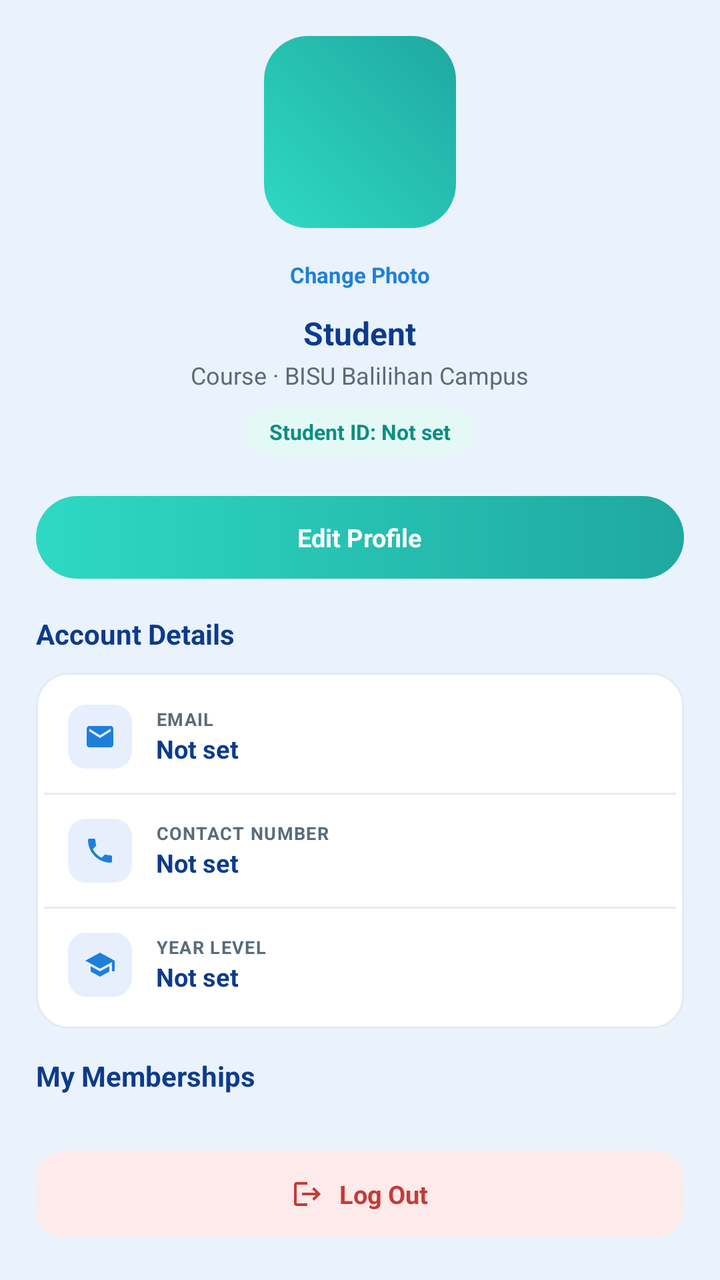
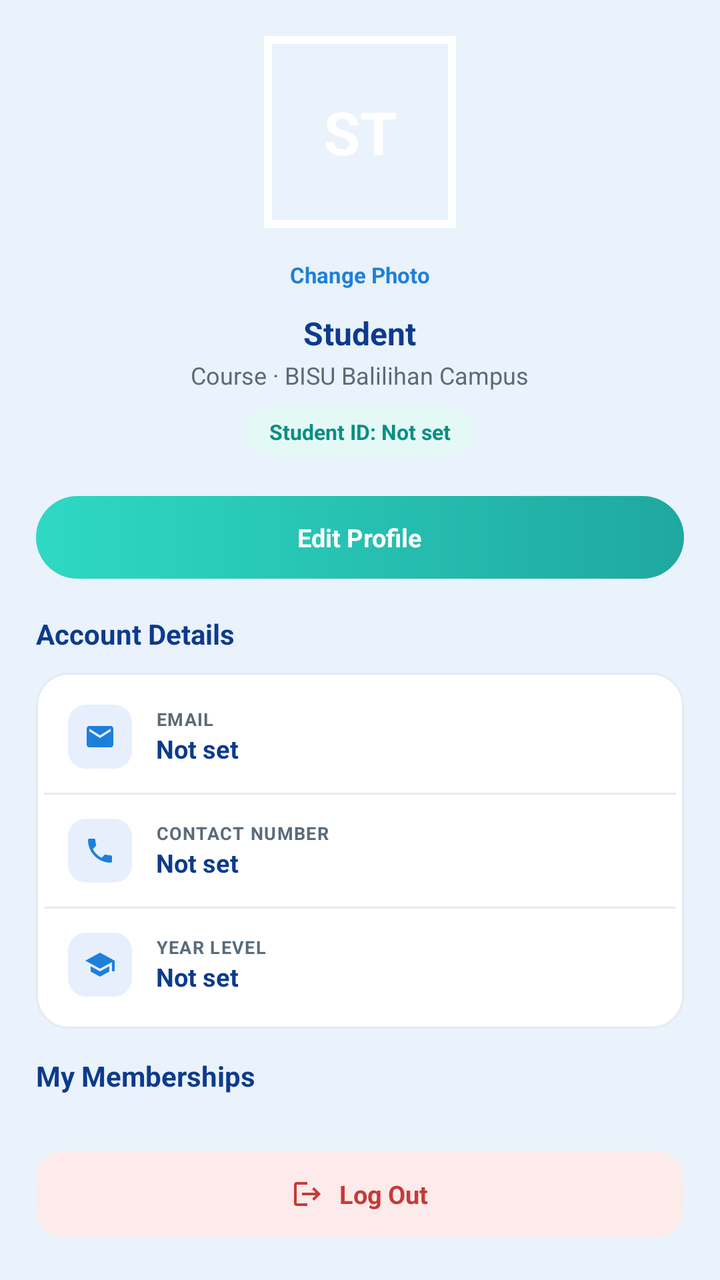

An Android layout rendered at two revisions. The XML below is the earlier revision; the diff shows what the commit changed to produce the second picture.
<!-- AndroidManifest.xml: application theme Theme.KAYARA -->
<!-- res/layout/fragment_profile.xml -->
<?xml version="1.0" encoding="utf-8"?>
<androidx.core.widget.NestedScrollView
    xmlns:android="http://schemas.android.com/apk/res/android"
    xmlns:app="http://schemas.android.com/apk/res-auto"
    android:layout_width="match_parent"
    android:layout_height="match_parent"
    android:background="@color/bg_light">

    <LinearLayout
        android:layout_width="match_parent"
        android:layout_height="wrap_content"
        android:orientation="vertical"
        android:padding="18dp">

        
        <LinearLayout
            android:layout_width="match_parent"
            android:layout_height="wrap_content"
            android:orientation="vertical"
            android:gravity="center"
            android:paddingBottom="20dp">

            
            <FrameLayout
                android:layout_width="96dp"
                android:layout_height="96dp"
                android:layout_marginBottom="10dp">

                <com.google.android.material.imageview.ShapeableImageView
                    android:id="@+id/ivProfile"
                    android:layout_width="96dp"
                    android:layout_height="96dp"
                    android:src="@drawable/bg_profile_avatar"
                    android:scaleType="centerCrop"
                    android:contentDescription="Profile picture" />

            </FrameLayout>

            
            <LinearLayout
                android:id="@+id/btnChangePhoto"
                android:layout_width="wrap_content"
                android:layout_height="wrap_content"
                android:orientation="horizontal"
                android:gravity="center"
                android:clickable="true"
                android:focusable="true"
                android:paddingHorizontal="10dp"
                android:paddingVertical="6dp">

                <TextView
                    android:layout_width="wrap_content"
                    android:layout_height="wrap_content"
                    android:text="Change Photo"
                    android:textColor="@color/blue_deep"
                    android:textSize="11sp"
                    android:textStyle="bold" />

            </LinearLayout>

            
            <TextView
                android:id="@+id/tvProfileName"
                android:layout_width="wrap_content"
                android:layout_height="wrap_content"
                android:layout_marginTop="5dp"
                android:text="Student"
                android:textColor="@color/dark_blue"
                android:textSize="16sp"
                android:textStyle="bold" />

            
            <TextView
                android:id="@+id/tvProfileCourse"
                android:layout_width="wrap_content"
                android:layout_height="wrap_content"
                android:layout_marginTop="2dp"
                android:text="Course · BISU Balilihan Campus"
                android:textColor="@color/text_gray"
                android:textSize="12sp" />

            
            <TextView
                android:id="@+id/tvProfileStudentId"
                android:layout_width="wrap_content"
                android:layout_height="wrap_content"
                android:layout_marginTop="8dp"
                android:background="@drawable/bg_id_chip"
                android:paddingHorizontal="12dp"
                android:paddingVertical="5dp"
                android:text="Student ID: Not set"
                android:textColor="@color/teal_deep_text"
                android:textSize="10.5sp"
                android:textStyle="bold" />

        </LinearLayout>


        
        <LinearLayout
            android:id="@+id/btnEditProfile"
            android:layout_width="match_parent"
            android:layout_height="wrap_content"
            android:orientation="horizontal"
            android:gravity="center"
            android:background="@drawable/bg_pill_btn_teal"
            android:padding="12dp"
            android:layout_marginBottom="18dp"
            android:clickable="true"
            android:focusable="true">

            <TextView
                android:layout_width="wrap_content"
                android:layout_height="wrap_content"
                android:text="Edit Profile"
                android:textColor="@color/white"
                android:textSize="12.5sp"
                android:textStyle="bold" />

        </LinearLayout>


        

        <TextView
            android:layout_width="wrap_content"
            android:layout_height="wrap_content"
            android:text="Account Details"
            android:textColor="@color/dark_blue"
            android:textSize="14sp"
            android:textStyle="bold"
            android:layout_marginBottom="10dp" />

        <LinearLayout
            android:layout_width="match_parent"
            android:layout_height="wrap_content"
            android:orientation="vertical"
            android:background="@drawable/bg_card"
            android:padding="4dp"
            android:layout_marginBottom="14dp">

            

            <LinearLayout
                android:layout_width="match_parent"
                android:layout_height="wrap_content"
                android:orientation="horizontal"
                android:gravity="center_vertical"
                android:padding="12dp">

                <ImageView
                    android:layout_width="32dp"
                    android:layout_height="32dp"
                    android:padding="8dp"
                    android:background="@drawable/bg_info_icon"
                    android:src="@drawable/ic_mail"
                    app:tint="@color/blue_deep" />

                <LinearLayout
                    android:layout_width="0dp"
                    android:layout_height="wrap_content"
                    android:layout_weight="1"
                    android:layout_marginStart="12dp"
                    android:orientation="vertical">

                    <TextView
                        android:layout_width="wrap_content"
                        android:layout_height="wrap_content"
                        android:text="EMAIL"
                        android:textColor="@color/text_gray"
                        android:textSize="9sp"
                        android:textStyle="bold"
                        android:letterSpacing="0.05" />

                    <TextView
                        android:id="@+id/tvProfileEmail"
                        android:layout_width="wrap_content"
                        android:layout_height="wrap_content"
                        android:text="Not set"
                        android:textColor="@color/dark_blue"
                        android:textSize="12.5sp"
                        android:textStyle="bold" />

                </LinearLayout>

            </LinearLayout>


            <View
                android:layout_width="match_parent"
                android:layout_height="1dp"
                android:background="@color/card_border" />


            

            <LinearLayout
                android:layout_width="match_parent"
                android:layout_height="wrap_content"
                android:orientation="horizontal"
                android:gravity="center_vertical"
                android:padding="12dp">

                <ImageView
                    android:layout_width="32dp"
                    android:layout_height="32dp"
                    android:padding="8dp"
                    android:background="@drawable/bg_info_icon"
                    android:src="@drawable/ic_phone"
                    app:tint="@color/blue_deep" />

                <LinearLayout
                    android:layout_width="0dp"
                    android:layout_height="wrap_content"
                    android:layout_weight="1"
                    android:layout_marginStart="12dp"
                    android:orientation="vertical">

                    <TextView
                        android:layout_width="wrap_content"
                        android:layout_height="wrap_content"
                        android:text="CONTACT NUMBER"
                        android:textColor="@color/text_gray"
                        android:textSize="9sp"
                        android:textStyle="bold"
                        android:letterSpacing="0.05" />

                    <TextView
                        android:id="@+id/tvProfileContact"
                        android:layout_width="wrap_content"
                        android:layout_height="wrap_content"
                        android:text="Not set"
                        android:textColor="@color/dark_blue"
                        android:textSize="12.5sp"
                        android:textStyle="bold" />

                </LinearLayout>

            </LinearLayout>


            <View
                android:layout_width="match_parent"
                android:layout_height="1dp"
                android:background="@color/card_border" />


            

            <LinearLayout
                android:layout_width="match_parent"
                android:layout_height="wrap_content"
                android:orientation="horizontal"
                android:gravity="center_vertical"
                android:padding="12dp">

                <ImageView
                    android:layout_width="32dp"
                    android:layout_height="32dp"
                    android:padding="8dp"
                    android:background="@drawable/bg_info_icon"
                    android:src="@drawable/ic_school"
                    app:tint="@color/blue_deep" />

                <LinearLayout
                    android:layout_width="0dp"
                    android:layout_height="wrap_content"
                    android:layout_weight="1"
                    android:layout_marginStart="12dp"
                    android:orientation="vertical">

                    <TextView
                        android:layout_width="wrap_content"
                        android:layout_height="wrap_content"
                        android:text="YEAR LEVEL"
                        android:textColor="@color/text_gray"
                        android:textSize="9sp"
                        android:textStyle="bold"
                        android:letterSpacing="0.05" />

                    <TextView
                        android:id="@+id/tvProfileYearLevel"
                        android:layout_width="wrap_content"
                        android:layout_height="wrap_content"
                        android:text="Not set"
                        android:textColor="@color/dark_blue"
                        android:textSize="12.5sp"
                        android:textStyle="bold" />

                </LinearLayout>

            </LinearLayout>

        </LinearLayout>


        

        <TextView
            android:layout_width="wrap_content"
            android:layout_height="wrap_content"
            android:text="My Memberships"
            android:textColor="@color/dark_blue"
            android:textSize="14sp"
            android:textStyle="bold"
            android:layout_marginBottom="10dp" />

        

        <LinearLayout
            android:id="@+id/membershipContainer"
            android:layout_width="match_parent"
            android:layout_height="wrap_content"
            android:orientation="vertical"
            android:layout_marginBottom="18dp" />

        

        <LinearLayout
            android:id="@+id/btnLogout"
            android:layout_width="match_parent"
            android:layout_height="wrap_content"
            android:orientation="horizontal"
            android:gravity="center"
            android:background="@drawable/bg_logout_btn"
            android:padding="13dp"
            android:clickable="true"
            android:focusable="true">

            <ImageView
                android:layout_width="16dp"
                android:layout_height="16dp"
                android:src="@drawable/ic_logout"
                app:tint="@color/logout_text" />

            <TextView
                android:layout_width="wrap_content"
                android:layout_height="wrap_content"
                android:layout_marginStart="8dp"
                android:text="Log Out"
                android:textColor="@color/logout_text"
                android:textSize="12.5sp"
                android:textStyle="bold" />

        </LinearLayout>

    </LinearLayout>

</androidx.core.widget.NestedScrollView>
<!-- resources referenced by this layout -->
<resources>
  <color name="bg_light">#EAF2FB</color>
  <color name="blue_deep">#1E7FDB</color>
  <color name="card_border">#E4EAF4</color>
  <color name="dark_blue">#0D3B8C</color>
  <color name="logout_text">#C63A37</color>
  <color name="teal_deep_text">#0C8E82</color>
  <color name="text_gray">#5A6B7B</color>
  <color name="white">#FFFFFF</color>
  <!-- drawable bg_card (drawable) -->
  <?xml version="1.0" encoding="utf-8"?>
  <shape xmlns:android="http://schemas.android.com/apk/res/android"
      android:shape="rectangle">
      <corners android:radius="16dp" />
      <solid android:color="@color/white" />
      <stroke android:width="1dp" android:color="@color/card_border" />
  </shape>
  <!-- drawable bg_id_chip (drawable) -->
  <?xml version="1.0" encoding="utf-8"?>
  <shape xmlns:android="http://schemas.android.com/apk/res/android"
      android:shape="rectangle">
      <corners android:radius="20dp" />
      <solid android:color="@color/teal_bg" />
  </shape>
  <!-- drawable bg_info_icon (drawable) -->
  <?xml version="1.0" encoding="utf-8"?>
  <shape xmlns:android="http://schemas.android.com/apk/res/android"
      android:shape="rectangle">
      <corners android:radius="9dp" />
      <solid android:color="@color/blue_bg" />
  </shape>
  <!-- drawable bg_logout_btn (drawable) -->
  <?xml version="1.0" encoding="utf-8"?>
  <shape xmlns:android="http://schemas.android.com/apk/res/android"
      android:shape="rectangle">
      <corners android:radius="14dp" />
      <solid android:color="@color/logout_bg" />
  </shape>
  <!-- drawable bg_pill_btn_teal (drawable) -->
  <?xml version="1.0" encoding="utf-8"?>
  <shape xmlns:android="http://schemas.android.com/apk/res/android"
      android:shape="rectangle">
      <corners android:radius="30dp" />
      <gradient
          android:startColor="@color/teal_start"
          android:endColor="@color/teal_end"
          android:angle="0" />
  </shape>
  <!-- drawable bg_profile_avatar (drawable) -->
  <?xml version="1.0" encoding="utf-8"?>
  <shape xmlns:android="http://schemas.android.com/apk/res/android"
      android:shape="rectangle">
      <corners android:radius="22dp" />
      <gradient
          android:startColor="@color/teal_start"
          android:endColor="@color/teal_end"
          android:angle="45" />
  </shape>
  <!-- drawable ic_logout (drawable) -->
  <vector xmlns:android="http://schemas.android.com/apk/res/android"
      android:width="24dp" android:height="24dp"
      android:viewportWidth="24" android:viewportHeight="24">
      <path android:fillColor="#FF000000"
          android:pathData="M17,7l-1.41,1.41L18.17,11L8,11v2l10.17,0 -2.58,2.58L17,17l5,-5zM4,5h8L12,3L4,3c-1.1,0 -2,0.9 -2,2v14c0,1.1 0.9,2 2,2h8v-2L4,19L4,5z"/>
  </vector>
  <!-- drawable ic_mail (drawable) -->
  <vector xmlns:android="http://schemas.android.com/apk/res/android"
      android:width="24dp" android:height="24dp"
      android:viewportWidth="24" android:viewportHeight="24">
      <path android:fillColor="#FF000000"
          android:pathData="M20,4L4,4c-1.1,0 -1.99,0.9 -1.99,2L2,18c0,1.1 0.9,2 2,2h16c1.1,0 2,-0.9 2,-2L22,6c0,-1.1 -0.9,-2 -2,-2zM20,8l-8,5 -8,-5L4,6l8,5 8,-5v2z"/>
  </vector>
  <!-- drawable ic_school (drawable) -->
  <vector xmlns:android="http://schemas.android.com/apk/res/android"
      android:width="24dp" android:height="24dp"
      android:viewportWidth="24" android:viewportHeight="24">
      <path android:fillColor="#FF000000"
          android:pathData="M5,13.18v4L12,21l7,-3.82v-4L12,17l-7,-3.82zM12,3L1,9l11,6 9,-4.91L21,17h2V9L12,3z"/>
  </vector>
  <style name="Theme.KAYARA" parent="Base.Theme.KAYARA" />
  <color name="teal_bg">#E4F9F6</color>
  <color name="blue_bg">#E7EFFD</color>
  <color name="logout_bg">#FDEAEA</color>
  <color name="teal_start">#2ED9C3</color>
  <color name="teal_end">#1FA8A0</color>
  <style name="Base.Theme.KAYARA" parent="Theme.Material3.DayNight.NoActionBar">
          
          
      </style>
  <!-- unchanged entries left out for length: 1 -->
</resources>

<!-- the commit's change to res/layout/fragment_profile.xml (unified diff, before → after) -->
@@ -26,12 +26,24 @@
                 android:layout_height="96dp"
                 android:layout_marginBottom="10dp">
 
+                <TextView
+                    android:id="@+id/tvProfileInitials"
+                    android:layout_width="match_parent"
+                    android:layout_height="match_parent"
+                    android:gravity="center"
+                    android:text="ST"
+                    android:textColor="@color/white"
+                    android:textSize="30sp"
+                    android:textStyle="bold" />
+
                 <com.google.android.material.imageview.ShapeableImageView
                     android:id="@+id/ivProfile"
                     android:layout_width="96dp"
                     android:layout_height="96dp"
-                    android:src="@drawable/bg_profile_avatar"
+                    android:padding="2dp"
                     android:scaleType="centerCrop"
+                    app:strokeColor="@color/white"
+                    app:strokeWidth="4dp"
                     android:contentDescription="Profile picture" />
 
             </FrameLayout>
<!-- resource entries referenced after the edit -->
@@ -47,16 +47,6 @@
           android:endColor="@color/teal_end"
           android:angle="0" />
   </shape>
-  <!-- drawable bg_profile_avatar (drawable) -->
-  <?xml version="1.0" encoding="utf-8"?>
-  <shape xmlns:android="http://schemas.android.com/apk/res/android"
-      android:shape="rectangle">
-      <corners android:radius="22dp" />
-      <gradient
-          android:startColor="@color/teal_start"
-          android:endColor="@color/teal_end"
-          android:angle="45" />
-  </shape>
   <!-- drawable ic_logout (drawable) -->
   <vector xmlns:android="http://schemas.android.com/apk/res/android"
       android:width="24dp" android:height="24dp"
